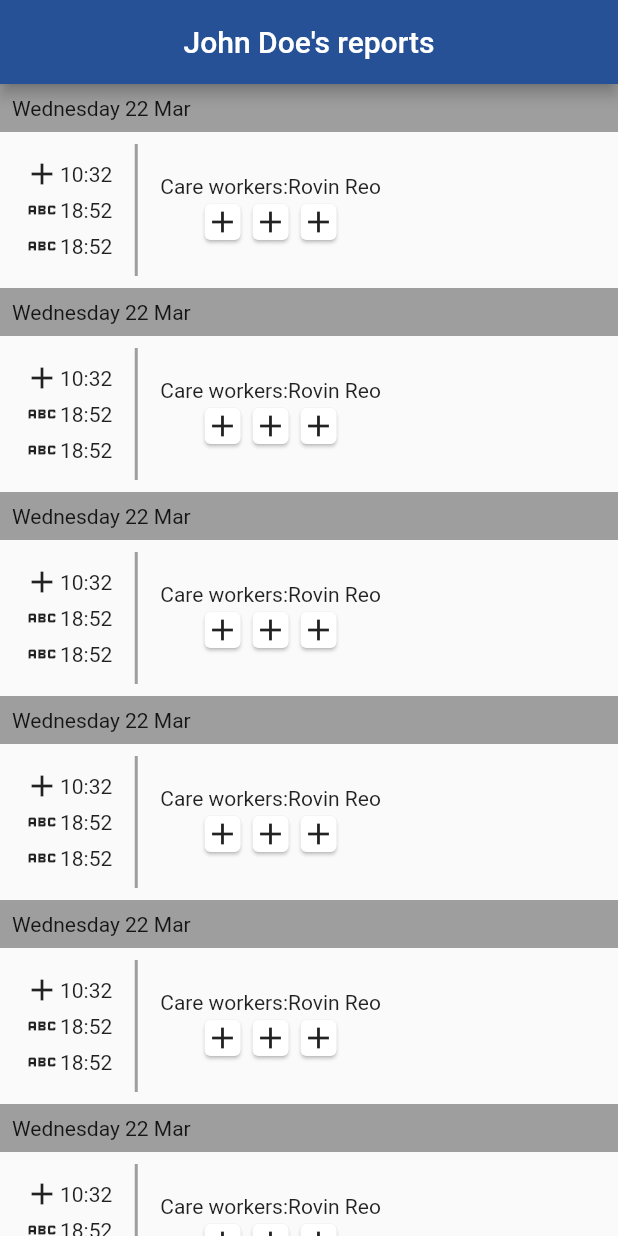
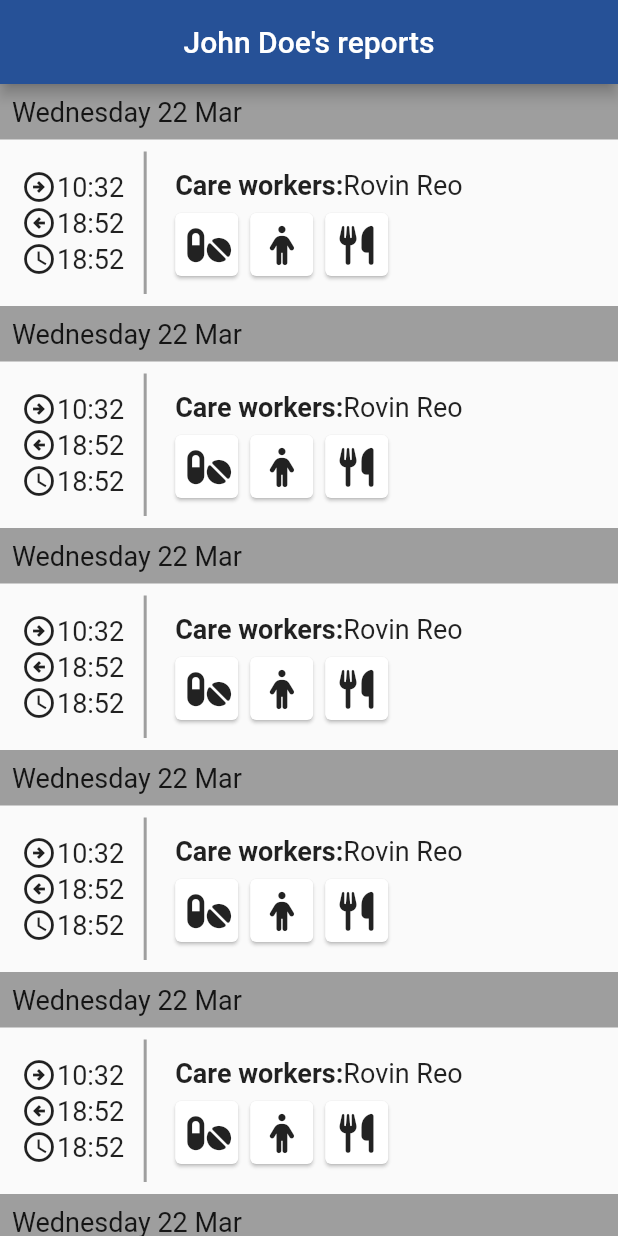
Before and after one commit to Sujithraj22/domiciliary_care, a Flutter app: the screen it shows after launch, on a phone screen of 412 x 824 dp. Run offline on Flutter 3.47's test engine with Material 2 defaults, Android fonts, the phone set to English and light mode, and no system bars; our stand-ins replace font_awesome_flutter; Roboto replaces fonts that are missing (Poppins).

Commit message:
layout finished

```diff
--- a/lib/screens/patientreport.dart
+++ b/lib/screens/patientreport.dart
@@ -1,5 +1,6 @@
 import 'package:domiciliary_care/constants/color.dart';
 import 'package:flutter/material.dart';
+import 'package:font_awesome_flutter/font_awesome_flutter.dart';
 
 class ReportPage extends StatefulWidget {
   const ReportPage({Key? key}) : super(key: key);
@@ -27,33 +28,41 @@ class _ReportPageState extends State<ReportPage> {
                     color: Colors.grey,
                     child: Padding(
                       padding: const EdgeInsets.all(8.0),
-                      child: Text('Wednesday 22 Mar'),
+                      child: Text('Wednesday 22 Mar', style: TextStyle(
+                        fontSize: 18,
+                      )),
                     )),
                 IntrinsicHeight(
                   child: Container(
                     padding: EdgeInsets.all(8),
                     child: Row(
+
                       children: [
                         Container(
-                          padding: EdgeInsets.all(8),
+                          padding: EdgeInsets.all(6),
                           child: Column(
+                            mainAxisAlignment: MainAxisAlignment.center,
                             children: [
                               Row(
                                 children: [
-                                  Icon(Icons.add),
-                                  Text('10:32'),
+                                  Icon(Icons.arrow_circle_right_outlined),
+                                  Text('10:32', style: TextStyle(
+                                    fontSize: 18,
+                                  )),
                                 ],
                               ),
                               Row(
                                 children: [
-                                  Icon(Icons.abc),
-                                  Text('18:52'),
+                                  Icon(Icons.arrow_circle_left_outlined),
+                                  Text('18:52', style: TextStyle(
+                                    fontSize: 18)),
                                 ],
                               ),
                               Row(
                                 children: [
-                                  Icon(Icons.abc),
-                                  Text('18:52'),
+                                  Icon(Icons.schedule_outlined),
+                                  Text('18:52', style: TextStyle(
+                                    fontSize: 18)),
                                 ],
                               ),
                             ],
@@ -63,27 +72,48 @@ class _ReportPageState extends State<ReportPage> {
                         Container(
                           padding: EdgeInsets.all(8),
                           child: Column(
+                            crossAxisAlignment: CrossAxisAlignment.start,
                             mainAxisAlignment: MainAxisAlignment.center,
                             children: [
-                              Row(
+                              Container(
+                                padding: EdgeInsets.all(4),
+                                child: Row(
                                   children: [
-                                  Text('Care workers:'),
-                                  Text('Rovin Reo')
+                                    Text('Care workers:', style: TextStyle(
+                                      fontWeight: FontWeight.bold, fontSize: 18,
+                                    )),
+                                    Text('Rovin Reo', style: TextStyle(fontSize: 18),)
                                   ],
                                 ),
-                              Row(
-                                mainAxisAlignment: MainAxisAlignment.start,
+                              ),
+                              Container(
+                                //padding: EdgeInsets.all(8),
+                                child: Row(
+                                  //mainAxisAlignment: MainAxisAlignment.spaceEvenly,
                                   children: [
                                     Card(
-                                    child: Icon(Icons.add),
+                                     // margin: EdgeInsets.all(10),
+
+
+                                      child: Padding(
+                                        padding: const EdgeInsets.all(8.0),
+                                        child: Icon(FontAwesomeIcons.pills, size: 26),
+                                      ),
                                     ),
                                     Card(
-                                    child: Icon(Icons.add),
+                                      child: Padding(
+                                        padding: const EdgeInsets.all(8.0),
+                                        child: Icon(FontAwesomeIcons.person ,size: 26),
+                                      ),
                                     ),
                                     Card(
-                                    child: Icon(Icons.add),
+                                      child: Padding(
+                                        padding: const EdgeInsets.all(8.0),
+                                        child: Icon(FontAwesomeIcons.utensils, size: 26),
+                                      ),
                                     ),
                                   ],
+                                ),
                               ),
                             ],
                           ),
```
Lines whose indentation alone changed are shown as unchanged.
